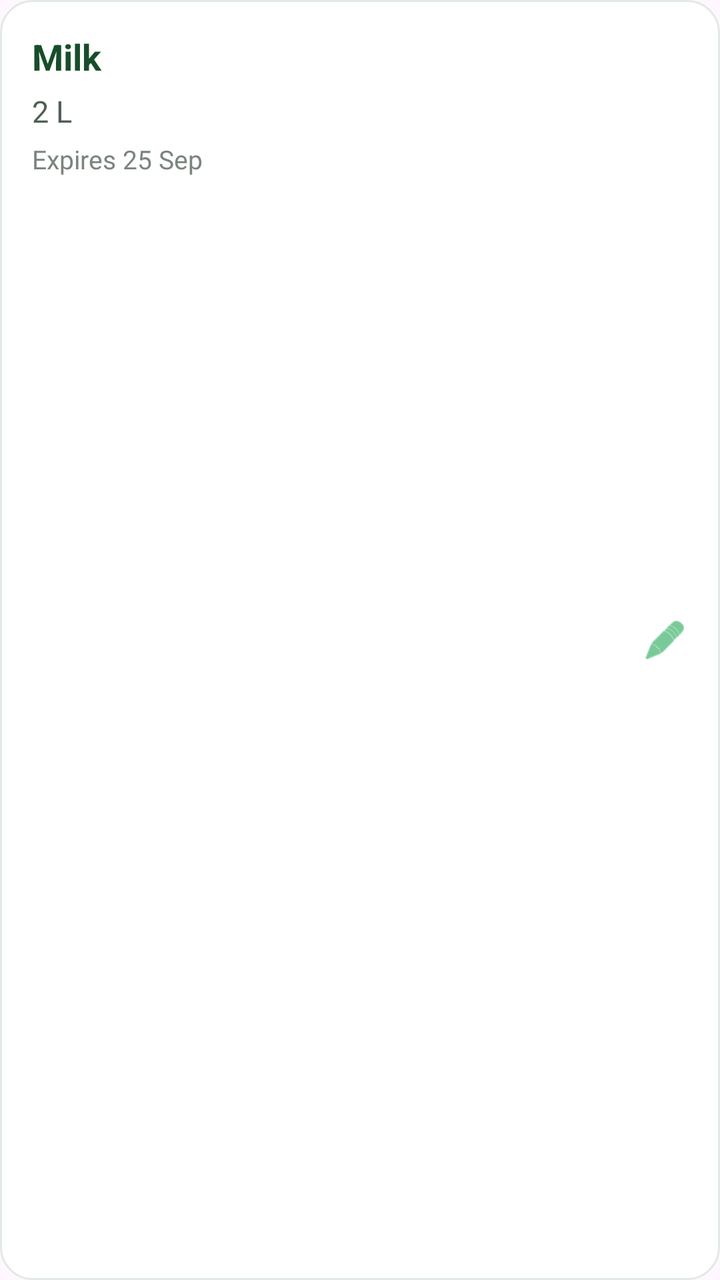
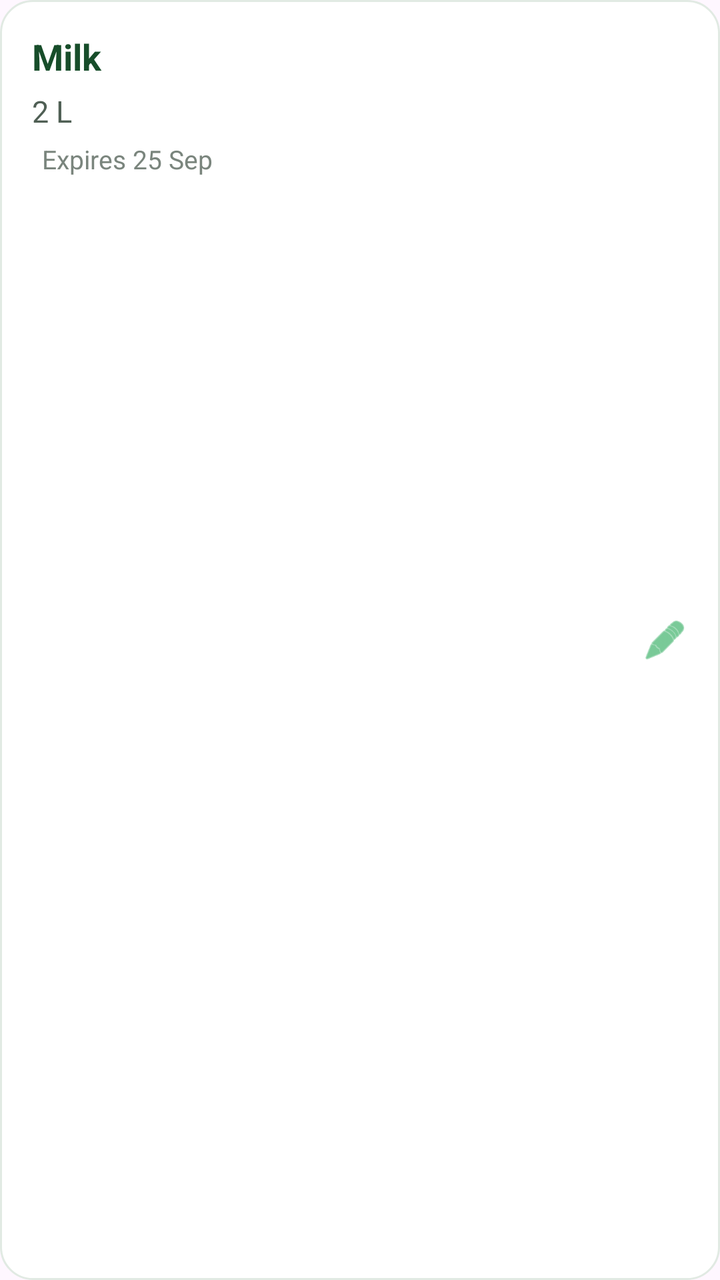

The first picture is an Android layout as it rendered before a commit; the second is the same layout after the commit. The layout source and the unified diff follow.
<!-- AndroidManifest.xml: application theme Theme.SmartPantryManager -->
<!-- res/layout/item_pantry.xml -->
<?xml version="1.0" encoding="utf-8"?>
<androidx.constraintlayout.widget.ConstraintLayout
    xmlns:android="http://schemas.android.com/apk/res/android"
    xmlns:app="http://schemas.android.com/apk/res-auto"
    xmlns:tools="http://schemas.android.com/tools"
    android:layout_width="match_parent"
    android:layout_height="wrap_content"
    android:layout_marginBottom="12dp"
    android:background="@drawable/bg_pantry_item"
    android:minHeight="90dp"
    android:padding="16dp">

    <TextView
        android:id="@+id/textViewPantryItemName"
        android:layout_width="0dp"
        android:layout_height="wrap_content"
        android:text="Milk"
        android:textColor="#174D2A"
        android:textSize="18sp"
        android:textStyle="bold"
        app:layout_constraintEnd_toStartOf="@id/imageEditPantryItem"
        app:layout_constraintStart_toStartOf="parent"
        app:layout_constraintTop_toTopOf="parent" />

    <TextView
        android:id="@+id/textViewPantryItemQuantity"
        android:layout_width="wrap_content"
        android:layout_height="wrap_content"
        android:layout_marginTop="5dp"
        android:text="2 L"
        android:textColor="#4F5F54"
        android:textSize="15sp"
        app:layout_constraintStart_toStartOf="parent"
        app:layout_constraintTop_toBottomOf="@id/textViewPantryItemName" />

    <TextView
        android:id="@+id/textViewPantryItemExpiry"
        android:layout_width="wrap_content"
        android:layout_height="wrap_content"
        android:layout_marginTop="5dp"
        android:text="Expires 25 Sep"
        android:textColor="#7A857D"
        android:textSize="13sp"
        app:layout_constraintStart_toStartOf="parent"
        app:layout_constraintTop_toBottomOf="@id/textViewPantryItemQuantity" />

    <ImageView
        android:id="@+id/imageEditPantryItem"
        android:layout_width="23dp"
        android:layout_height="23dp"
        android:contentDescription="Edit pantry item"
        android:src="@android:drawable/ic_menu_edit"
        app:layout_constraintBottom_toBottomOf="parent"
        app:layout_constraintEnd_toEndOf="parent"
        app:layout_constraintTop_toTopOf="parent"
        app:srcCompat="@android:drawable/ic_menu_edit"
        app:tint="#20A653" />

</androidx.constraintlayout.widget.ConstraintLayout>
<!-- resources referenced by this layout -->
<resources>
  <!-- drawable bg_pantry_item (drawable) -->
  <?xml version="1.0" encoding="utf-8"?>
  <shape xmlns:android="http://schemas.android.com/apk/res/android"
      android:shape="rectangle">
  
      <solid android:color="#FFFFFF" />
  
      <corners android:radius="16dp" />
  
      <stroke
          android:width="1dp"
          android:color="#E1EAE3" />
  
      <padding
          android:left="16dp"
          android:top="14dp"
          android:right="16dp"
          android:bottom="14dp" />
  
  </shape>
  <style name="Theme.SmartPantryManager" parent="Base.Theme.SmartPantryManager" />
  <style name="Base.Theme.SmartPantryManager" parent="Theme.Material3.DayNight.NoActionBar">
  
          <item name="colorSecondaryContainer">#DDF5E5</item>
  
      </style>
</resources>

<!-- the commit's change to res/layout/item_pantry.xml (unified diff, before → after) -->
@@ -33,15 +33,28 @@
         app:layout_constraintStart_toStartOf="parent"
         app:layout_constraintTop_toBottomOf="@id/textViewPantryItemName" />
 
+    <ImageView
+        android:id="@+id/imageExpiryNotification"
+        android:layout_width="18dp"
+        android:layout_height="18dp"
+        android:layout_marginTop="5dp"
+        android:contentDescription="Expiring soon"
+        android:src="@drawable/ic_expire_notification"
+        app:tint="#FF9800"
+        android:visibility="gone"
+        app:layout_constraintStart_toStartOf="parent"
+        app:layout_constraintTop_toBottomOf="@id/textViewPantryItemQuantity" />
+
     <TextView
         android:id="@+id/textViewPantryItemExpiry"
         android:layout_width="wrap_content"
         android:layout_height="wrap_content"
+        android:layout_marginStart="5dp"
         android:layout_marginTop="5dp"
         android:text="Expires 25 Sep"
         android:textColor="#7A857D"
         android:textSize="13sp"
-        app:layout_constraintStart_toStartOf="parent"
+        app:layout_constraintStart_toEndOf="@id/imageExpiryNotification"
         app:layout_constraintTop_toBottomOf="@id/textViewPantryItemQuantity" />
 
     <ImageView
<!-- resource entries referenced after the edit -->
@@ -20,6 +20,19 @@
           android:bottom="14dp" />
   
   </shape>
+  <!-- drawable ic_expire_notification (drawable) -->
+  <vector xmlns:android="http://schemas.android.com/apk/res/android"
+      android:width="24dp"
+      android:height="24dp"
+      android:viewportWidth="24"
+      android:viewportHeight="24">
+  
+    <path
+        android:pathData="M2,12C2,6.477 6.477,2 12,2C17.523,2 22,6.477 22,12C22,17.523 17.523,22 12,22C6.477,22 2,17.523 2,12ZM11,13C11,13.552 11.448,14 12,14C12.552,14 13,13.552 13,13V8C13,7.448 12.552,7 12,7C11.448,7 11,7.448 11,8V13ZM13,15.989C13,15.436 12.552,14.989 12,14.989C11.448,14.989 11,15.436 11,15.989V16C11,16.552 11.448,17 12,17C12.552,17 13,16.552 13,16V15.989Z"
+        android:fillColor="#323232"
+        android:fillType="evenOdd"/>
+  
+  </vector>
   <style name="Theme.SmartPantryManager" parent="Base.Theme.SmartPantryManager" />
   <style name="Base.Theme.SmartPantryManager" parent="Theme.Material3.DayNight.NoActionBar">
   
